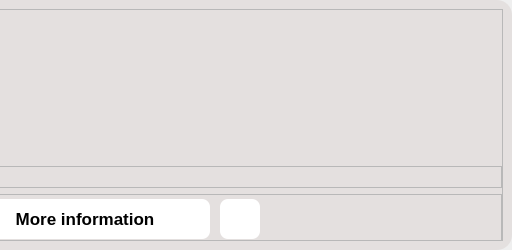
Qt form ui_files/card.ui (SharkTien/Tengee) before a commit; both pictures show x 776 to 1288 and y 0 to 250 of the 1288 by 250 pixel window.
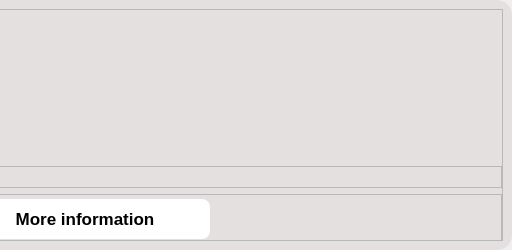
The same form after that commit. Icons and pictures are not drawn.

Patch:
```diff
--- a/ui_files/card.ui
+++ b/ui_files/card.ui
@@ -432,29 +432,6 @@
               </property>
              </widget>
             </item>
-            <item>
-             <widget class="QPushButton" name="addtocard_btn">
-              <property name="minimumSize">
-               <size>
-                <width>40</width>
-                <height>40</height>
-               </size>
-              </property>
-              <property name="maximumSize">
-               <size>
-                <width>40</width>
-                <height>40</height>
-               </size>
-              </property>
-              <property name="styleSheet">
-               <string notr="true">image: url(:/icons/shopping-cart.png);
-padding: 6px;</string>
-              </property>
-              <property name="text">
-               <string/>
-              </property>
-             </widget>
-            </item>
             <item>
              <spacer name="horizontalSpacer_3">
               <property name="orientation">
```
